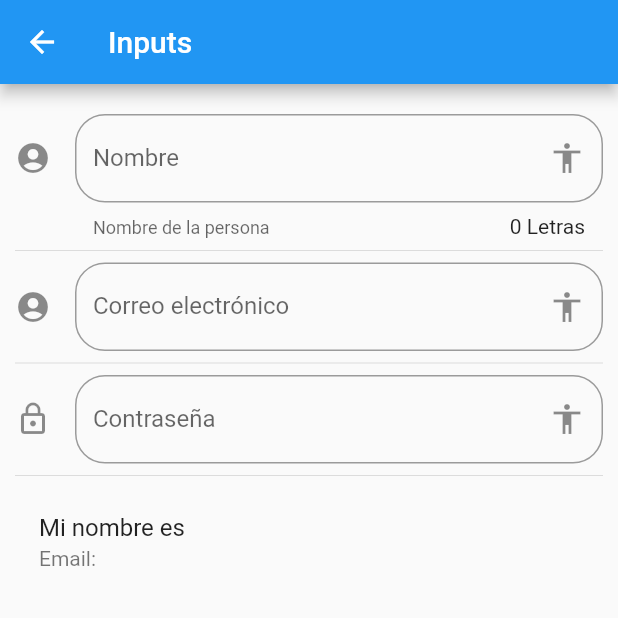
After one commit to JuanCaDev/flutter-componentes, a Flutter app: the InputPage screen opened by its route, on a phone screen of 412 x 824 dp, the top half of it. The commit adds this screen. Run offline on Flutter 3.47's test engine with Material 2 defaults, Android fonts, the phone set to English and light mode, and no system bars; network calls fail.

Commit message:
Sección 6 80

```diff
--- a/data/menu_opts.json
+++ b/data/menu_opts.json
@@ -15,6 +15,16 @@
             "ruta" : "card",
             "icon" : "folder_open",
             "texto": "Cards - Tarjetas"
+        },
+        {
+            "ruta" : "animatedContainer",
+            "icon" : "donut_large",
+            "texto": "Animated Container"
+        },
+        {
+            "ruta" : "inputs",
+            "icon" : "input",
+            "texto": "Inputs"
         }
     ]
 }
--- /dev/null
+++ b/lib/src/pages/input_page.dart
@@ -0,0 +1,106 @@
+import 'package:flutter/material.dart';
+
+class InputPage extends StatefulWidget {
+  @override
+  _InputPageState createState() => _InputPageState();
+}
+
+class _InputPageState extends State<InputPage> {
+
+  String _nombre = '';
+  String _txtEmail = '';
+  String _txtPassword = '';
+
+  @override
+  Widget build(BuildContext context) {
+    return Scaffold(
+      appBar: AppBar(
+        title: Text('Inputs'),
+      ),
+      body: ListView(
+        padding: EdgeInsets.symmetric( horizontal: 10, vertical: 20 ),
+        children: <Widget>[
+          _input(),
+          Divider(),
+          _email(),
+          Divider(),
+          _password(),
+          Divider(),
+          _crearPersona()
+        ],
+      ),
+    );
+  }
+
+  Widget _input() {
+    return TextField(
+      textCapitalization: TextCapitalization.sentences,
+      decoration: InputDecoration(
+        border: OutlineInputBorder(
+          borderRadius: BorderRadius.circular(20.0)
+        ),
+        counter: Text('${ _nombre.length } Letras'),
+        hintText: 'Ingresa tu nombre',
+        labelText: 'Nombre',
+        helperText: 'Nombre de la persona',
+        suffixIcon: Icon( Icons.accessibility ),
+        icon: Icon( Icons.account_circle )
+      ),
+      onChanged: (valor) {
+        setState(() {
+          _nombre = valor;
+          print(_nombre);
+        });
+      },
+    );
+  }
+
+  Widget _crearPersona() {
+    return ListTile(
+      title: Text('Mi nombre es $_nombre'),
+      subtitle: Text('Email: $_txtEmail'),
+    );
+  }
+
+  Widget _email() {
+    return TextField(
+      keyboardType: TextInputType.emailAddress,
+      decoration: InputDecoration(
+        border: OutlineInputBorder(
+          borderRadius: BorderRadius.circular(20.0)
+        ),
+        hintText: 'Ingresa tu correo',
+        labelText: 'Correo electrónico',
+        suffixIcon: Icon( Icons.accessibility ),
+        icon: Icon( Icons.account_circle )
+      ),
+      onChanged: (valor) {
+        setState(() {
+          _txtEmail = valor;
+          print(_txtEmail);
+        });
+      },
+    );
+  }
+
+  Widget _password() {
+    return TextField(
+      obscureText: true,
+      decoration: InputDecoration(
+        border: OutlineInputBorder(
+          borderRadius: BorderRadius.circular(20.0)
+        ),
+        hintText: 'Ingresa tu contraseña',
+        labelText: 'Contraseña',
+        suffixIcon: Icon( Icons.accessibility ),
+        icon: Icon( Icons.lock_outline )
+      ),
+      onChanged: (valor) {
+        setState(() {
+          _txtEmail = valor;
+          print(_txtEmail);
+        });
+      },
+    );
+  }
+}
--- a/lib/src/routes/routes.dart
+++ b/lib/src/routes/routes.dart
@@ -4,12 +4,16 @@ import 'package:componentes/src/pages/alert_page.dart';
 import 'package:componentes/src/pages/home_page.dart';
 import 'package:componentes/src/pages/avatar_page.dart';
 import 'package:componentes/src/pages/card_page.dart';
+import 'package:componentes/src/pages/animated_container.dart';
+import 'package:componentes/src/pages/input_page.dart';
 
 Map<String, WidgetBuilder> getApplicationRoutes() {
   return <String, WidgetBuilder> {
-    '/'      : (BuildContext context) => HomePage(),
-    'alert'  : (BuildContext context) => AlertPage(),
-    'avatar' : (BuildContext context) => AvatarPage(),
-    'card'   : (BuildContext context) => CardPage()
+    '/'       : (BuildContext context) => HomePage(),
+    'alert'   : (BuildContext context) => AlertPage(),
+    'avatar'  : (BuildContext context) => AvatarPage(),
+    'card'    : (BuildContext context) => CardPage(),
+    'animatedContainer' : (BuildContext context) => AnimatedContainerPage(),
+    'inputs' : (BuildContext context) => InputPage(),
   };
 }
--- a/lib/src/utils/icon_string_util.dart
+++ b/lib/src/utils/icon_string_util.dart
@@ -4,7 +4,9 @@ final _icons = <String, IconData> {
 
   'add_alert'     : Icons.add_alert,
   'accessibility' : Icons.accessibility,
-  'folder_open'   : Icons.folder_open
+  'folder_open'   : Icons.folder_open,
+  'donut_large'   : Icons.donut_large,
+  'input'         : Icons.input
 
 };
 
```
Also changed, not shown: lib/src/pages/alert_page.dart (+41 -0 lines), lib/src/pages/animated_container.dart (added, +59 -0 lines), lib/src/pages/avatar_page.dart (+24 -1 lines), lib/src/pages/card_page.dart (+32 -3 lines).
